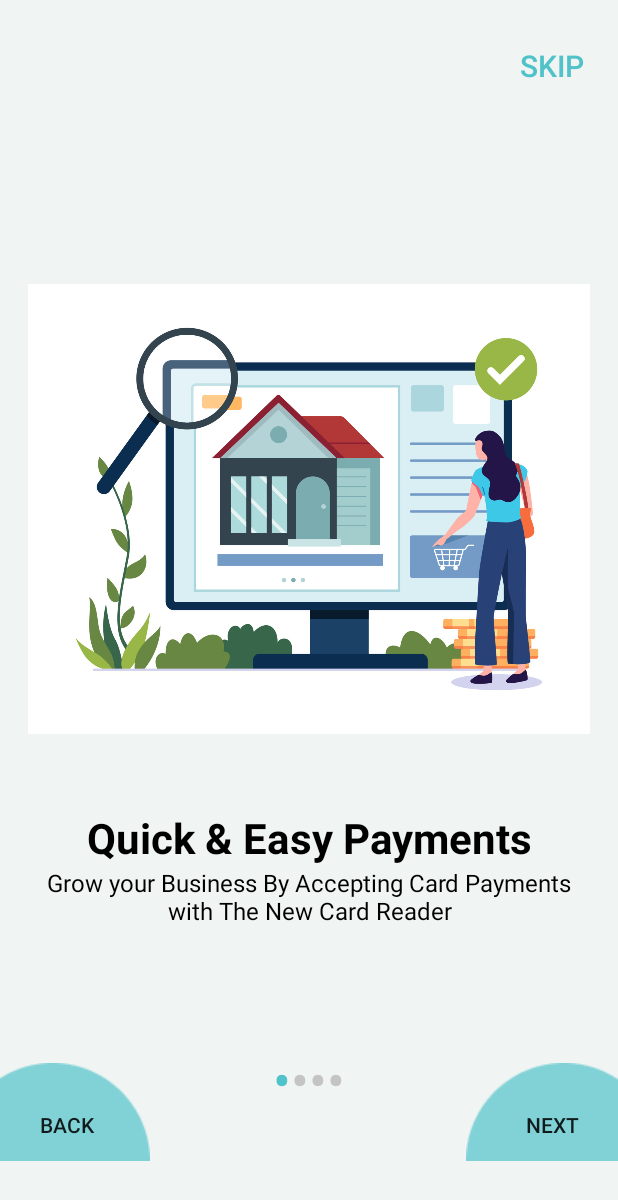
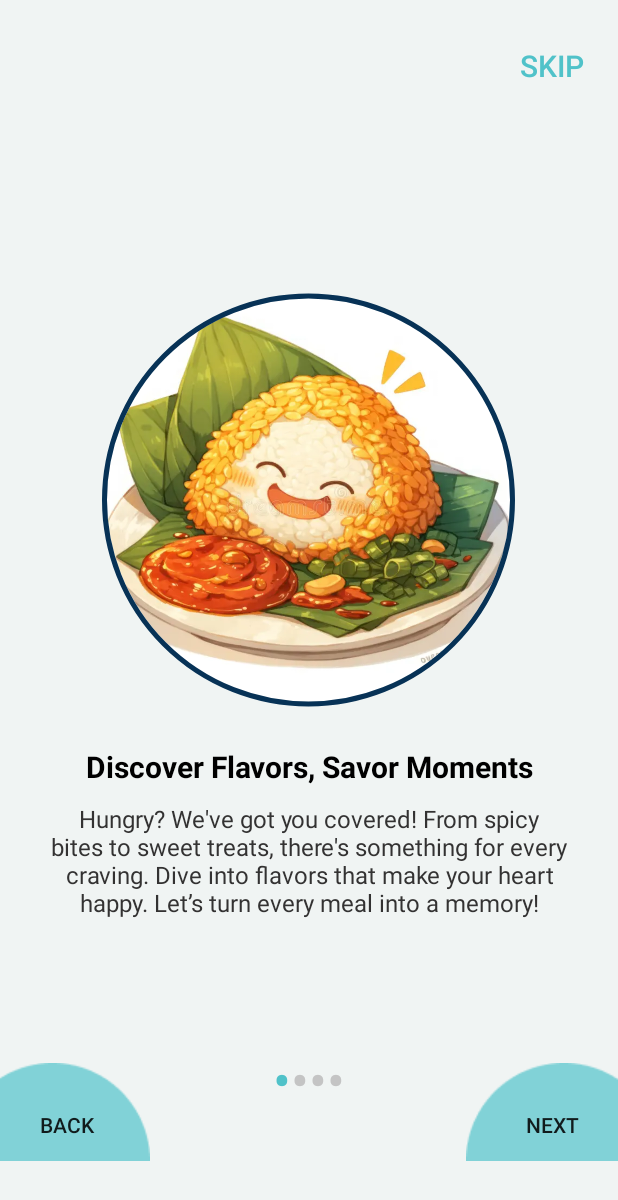
Before and after one commit to JackyDOM/KorKo_Mobile_Year4, an Android app: the screen it shows after launch (SplashScreenActivity), on a phone screen of 412 x 824 dp. Shown: the top 1200 px of the screen. Run offline under Robolectric (Android 15) with nearby library versions, the phone set to English and light mode, and no system bars; our stand-ins replace CircleImageView.

Commit message:
commit today 01/12/2024

```diff
--- a/app/build.gradle.kts
+++ b/app/build.gradle.kts
@@ -61,4 +61,6 @@ dependencies {
     implementation("androidx.lifecycle:lifecycle-viewmodel-ktx:2.6.1")
     implementation("com.squareup.okhttp3:logging-interceptor:4.12.0")
 
+    implementation("de.hdodenhof:circleimageview:3.1.0")
+
 }
--- a/app/src/main/java/com/example/korkoapp/splash_screen/ViewPagerAdapter.kt
+++ b/app/src/main/java/com/example/korkoapp/splash_screen/ViewPagerAdapter.kt
@@ -10,13 +10,14 @@ import android.widget.TextView
 import androidx.annotation.NonNull
 import androidx.viewpager.widget.PagerAdapter
 import com.example.korkoapp.R
+import de.hdodenhof.circleimageview.CircleImageView
 
 class ViewPagerAdapter(private val context: Context) : PagerAdapter() {
     private val images = intArrayOf(
-        R.drawable.image3,
-        R.drawable.image4,
-        R.drawable.image5,
-        R.drawable.image6
+        R.drawable.food,
+        R.drawable.beach,
+        R.drawable.temple,
+        R.drawable.cafe
     )
 
     private val headings = intArrayOf(
@@ -46,7 +47,7 @@ class ViewPagerAdapter(private val context: Context) : PagerAdapter() {
         val layoutInflater = context.getSystemService(Context.LAYOUT_INFLATER_SERVICE) as LayoutInflater
         val view = layoutInflater.inflate(R.layout.slider_layout, container, false)
 
-        val slideTitleImage = view.findViewById<ImageView>(R.id.titleImage)
+        val slideTitleImage = view.findViewById<CircleImageView>(R.id.titleImage)
         val slideHeading = view.findViewById<TextView>(R.id.texttitle)
         val slideDescription = view.findViewById<TextView>(R.id.textdeccription)
 
--- a/app/src/main/res/layout/slider_layout.xml
+++ b/app/src/main/res/layout/slider_layout.xml
@@ -6,32 +6,36 @@
     android:orientation="vertical"
     app:flow_horizontalAlign="center">
 
-    <ImageView
+    <de.hdodenhof.circleimageview.CircleImageView
+        android:layout_gravity="center_horizontal"
         android:id="@+id/titleImage"
-        android:layout_width="match_parent"
-        android:layout_height="300dp"
+        android:layout_width="275dp"
+        android:layout_height="288dp"
         android:layout_marginTop="20dp"
-        android:src="@drawable/image3"/>
+        android:src="@drawable/beach"
+        app:civ_border_color="#073256"
+        app:civ_border_width="3dp"/>
 
     <TextView
         android:id="@+id/texttitle"
         android:layout_width="match_parent"
         android:layout_height="wrap_content"
-        android:layout_marginTop="50dp"
+        android:layout_marginTop="20dp"
         android:text="@string/heading_one"
         android:textAlignment="center"
         android:textColor="@color/black"
-        android:textSize="28dp"
+        android:textSize="20dp"
         android:textStyle="bold" />
 
     <TextView
+        android:layout_marginTop="10dp"
         android:id="@+id/textdeccription"
         android:layout_width="match_parent"
         android:layout_height="wrap_content"
         android:layout_marginHorizontal="30dp"
         android:text="@string/desc_one"
         android:textAlignment="center"
-        android:textColor="@color/black"
+        android:textColor="#333232"
         android:textSize="16dp" />
 
 
--- a/app/src/main/res/values/strings.xml
+++ b/app/src/main/res/values/strings.xml
@@ -2,16 +2,16 @@
     <string name="app_name">Korko App</string>
 
     //Headings
-    <string name="heading_one">Quick &amp; Easy Payments</string>
-    <string name="heading_two">Instant Notifications</string>
-    <string name="heading_three">Cashless Payment</string>
-    <string name="heading_fourth">Pay Anywhere</string>
+    <string name="heading_one">Discover Flavors, Savor Moments</string>
+    <string name="heading_two">Sun, Sand, and Serenity</string>
+    <string name="heading_three">Embrace Serenity, Explore Heritage</string>
+    <string name="heading_fourth">Brewed Delights, Cozy Nights</string>
 
     //Description
-    <string name="desc_one">Grow your Business By Accepting Card Payments with The New Card Reader</string>
-    <string name="desc_two">Lorem ipsum dolor sit amet, consectetur adipiscing elit, sed do eiusmod tempor incididunt ut labore et dolore magna aliqua</string>
-    <string name="desc_three">Lorem ipsum dolor sit amet, consectetur adipiscing elit, sed do eiusmod tempor incididunt ut labore et dolore magna aliqua</string>
-    <string name="desc_fourth">Lorem ipsum dolor sit amet, consectetur adipiscing elit, sed do eiusmod tempor incididunt ut labore et dolore magna aliqua</string>
+    <string name="desc_one">"Hungry? We've got you covered! From spicy bites to sweet treats, there's something for every craving. Dive into flavors that make your heart happy. Let’s turn every meal into a memory!"</string>
+    <string name="desc_two">"Feel the sun, hear the waves, and let your worries drift away. Life’s better with sand between your toes and the ocean breeze in your hair. It’s more than a destination—it’s a vibe. Dive into paradise, one wave at a time."</string>
+    <string name="desc_three">"Step into a world of peace and tradition. Let ancient stories guide your soul and the beauty of history inspire you. This isn’t just a visit—it’s a journey of the spirit. Find your calm, one temple at a time."</string>
+    <string name="desc_fourth">"Coffee, comfort, and cozy vibes await you. From your morning latte to your late-night brew, we’re here to fuel your day. Sit back, sip slow, and soak in the moment. Let every cup tell a story."</string>
     <string name="decs_signUp1">By Sign up, I agree to the Terms Of use\nand Privacy Policy of Our App</string>
     <string name="decs_SignUp2">EasyRent collects and processes your email address for making purpose. You can easy into rent the houses that you are interesting with it and it make you feel comfortable as well . THANK YOU!</string>
     <string name="hello_blank_fragment">Hello blank fragment</string>
```
Also changed, not shown: app/src/main/res/drawable/beach.jpg (added), app/src/main/res/drawable/cafe.png (added), app/src/main/res/drawable/food.webp (added), 1 other file.
